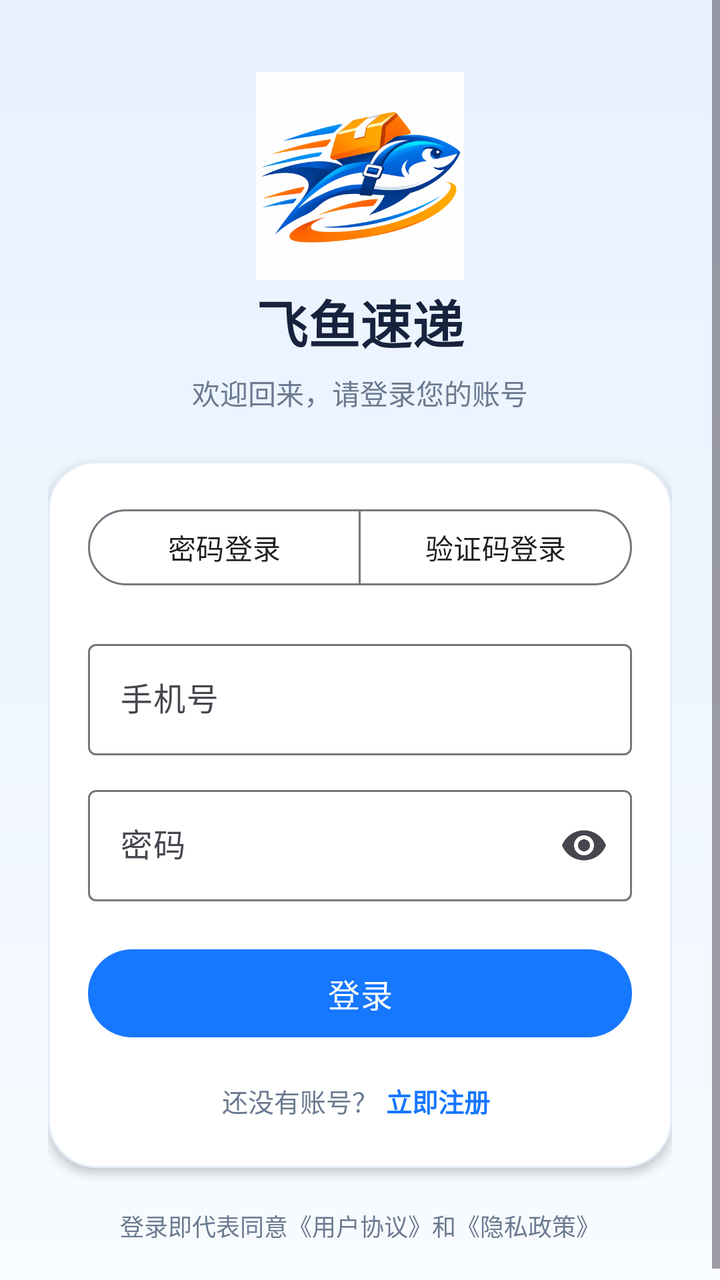
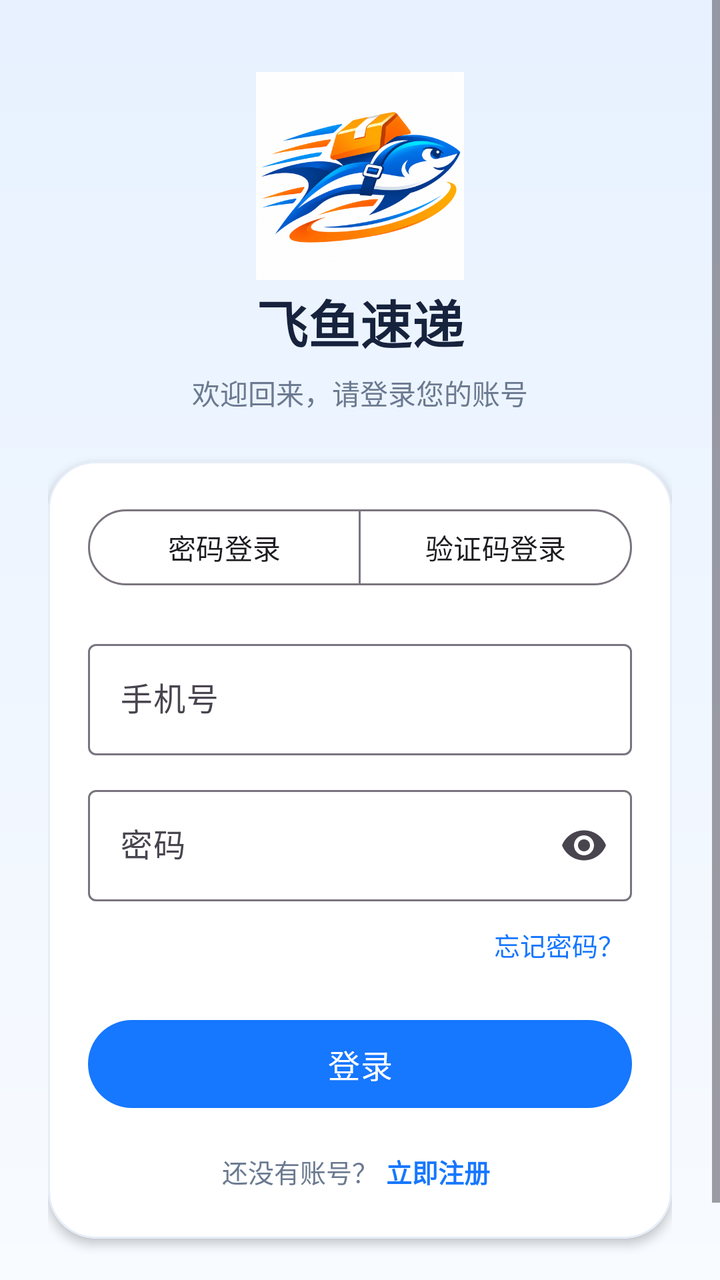

Compare the two renders of this Android layout. The source of the first and the diff that turns it into the second are given below.
<!-- AndroidManifest.xml: application theme Theme.Fish -->
<!-- res/layout/activity_login.xml -->
<?xml version="1.0" encoding="utf-8"?>
<ScrollView xmlns:android="http://schemas.android.com/apk/res/android"
    xmlns:app="http://schemas.android.com/apk/res-auto"
    xmlns:tools="http://schemas.android.com/tools"
    android:id="@+id/login_root"
    android:layout_width="match_parent"
    android:layout_height="match_parent"
    android:background="@drawable/bg_auth_background"
    android:fillViewport="true"
    tools:context=".LoginActivity">

    <LinearLayout
        android:layout_width="match_parent"
        android:layout_height="wrap_content"
        android:gravity="center_horizontal"
        android:orientation="vertical"
        android:paddingStart="24dp"
        android:paddingTop="36dp"
        android:paddingEnd="24dp"
        android:paddingBottom="24dp">

        <ImageView
            android:id="@+id/img_logo"
            android:layout_width="104dp"
            android:layout_height="104dp"
            android:contentDescription="@string/app_name"
            android:src="@drawable/fish_logo" />

        <TextView
            android:id="@+id/tv_title"
            android:layout_width="wrap_content"
            android:layout_height="wrap_content"
            android:layout_marginTop="2dp"
            android:text="@string/app_name"
            android:textColor="@color/fish_text_primary"
            android:textSize="26sp"
            android:textStyle="bold" />

        <TextView
            android:id="@+id/tv_subtitle"
            android:layout_width="wrap_content"
            android:layout_height="wrap_content"
            android:layout_marginTop="6dp"
            android:text="@string/login_subtitle"
            android:textColor="@color/fish_text_secondary"
            android:textSize="14sp" />

        <com.google.android.material.card.MaterialCardView
            android:layout_width="match_parent"
            android:layout_height="wrap_content"
            android:layout_marginTop="24dp"
            app:cardBackgroundColor="@color/white"
            app:cardCornerRadius="24dp"
            app:cardElevation="3dp"
            app:strokeColor="@color/fish_card_stroke"
            app:strokeWidth="1dp">

            <LinearLayout
                android:layout_width="match_parent"
                android:layout_height="wrap_content"
                android:orientation="vertical"
                android:padding="20dp">

                <com.google.android.material.button.MaterialButtonToggleGroup
                    android:id="@+id/mode_group"
                    android:layout_width="match_parent"
                    android:layout_height="wrap_content"
                    app:selectionRequired="true"
                    app:singleSelection="true">

                    <com.google.android.material.button.MaterialButton
                        android:id="@+id/tab_password"
                        style="?attr/materialButtonOutlinedStyle"
                        android:layout_width="0dp"
                        android:layout_height="46dp"
                        android:layout_weight="1"
                        android:text="@string/login_mode_password"
                        android:textSize="14sp" />

                    <com.google.android.material.button.MaterialButton
                        android:id="@+id/tab_code"
                        style="?attr/materialButtonOutlinedStyle"
                        android:layout_width="0dp"
                        android:layout_height="46dp"
                        android:layout_weight="1"
                        android:text="@string/login_mode_code"
                        android:textSize="14sp" />
                </com.google.android.material.button.MaterialButtonToggleGroup>

                <com.google.android.material.textfield.TextInputLayout
                    android:id="@+id/til_phone"
                    style="@style/Widget.Material3.TextInputLayout.OutlinedBox"
                    android:layout_width="match_parent"
                    android:layout_height="wrap_content"
                    android:layout_marginTop="20dp"
                    android:hint="@string/login_phone_hint"
                    app:prefixText="@string/login_phone_prefix">

                    <com.google.android.material.textfield.TextInputEditText
                        android:id="@+id/et_phone"
                        android:layout_width="match_parent"
                        android:layout_height="wrap_content"
                        android:inputType="phone"
                        android:maxLength="11" />
                </com.google.android.material.textfield.TextInputLayout>

                <FrameLayout
                    android:id="@+id/auth_section"
                    android:layout_width="match_parent"
                    android:layout_height="wrap_content"
                    android:layout_marginTop="12dp">

                    <com.google.android.material.textfield.TextInputLayout
                        android:id="@+id/til_password"
                        style="@style/Widget.Material3.TextInputLayout.OutlinedBox"
                        android:layout_width="match_parent"
                        android:layout_height="wrap_content"
                        android:hint="@string/login_password_hint"
                        app:endIconMode="password_toggle">

                        <com.google.android.material.textfield.TextInputEditText
                            android:id="@+id/et_password"
                            android:layout_width="match_parent"
                            android:layout_height="wrap_content"
                            android:inputType="textPassword" />
                    </com.google.android.material.textfield.TextInputLayout>

                    <LinearLayout
                        android:id="@+id/code_section"
                        android:layout_width="match_parent"
                        android:layout_height="wrap_content"
                        android:gravity="center_vertical"
                        android:orientation="horizontal"
                        android:visibility="gone">

                        <com.google.android.material.textfield.TextInputLayout
                            android:id="@+id/til_code"
                            style="@style/Widget.Material3.TextInputLayout.OutlinedBox"
                            android:layout_width="0dp"
                            android:layout_height="wrap_content"
                            android:layout_weight="1"
                            android:hint="@string/login_code_hint">

                            <com.google.android.material.textfield.TextInputEditText
                                android:id="@+id/et_code"
                                android:layout_width="match_parent"
                                android:layout_height="wrap_content"
                                android:inputType="number"
                                android:maxLength="6" />
                        </com.google.android.material.textfield.TextInputLayout>

                        <com.google.android.material.button.MaterialButton
                            android:id="@+id/btn_send_code"
                            style="?attr/materialButtonOutlinedStyle"
                            android:layout_width="wrap_content"
                            android:layout_height="56dp"
                            android:layout_marginStart="12dp"
                            android:minWidth="0dp"
                            android:paddingStart="14dp"
                            android:paddingEnd="14dp"
                            android:text="@string/login_send_code"
                            android:textSize="13sp" />
                    </LinearLayout>
                </FrameLayout>

                <FrameLayout
                    android:layout_width="match_parent"
                    android:layout_height="wrap_content"
                    android:layout_marginTop="20dp">

                    <com.google.android.material.button.MaterialButton
                        android:id="@+id/btn_login"
                        android:layout_width="match_parent"
                        android:layout_height="52dp"
                        android:text="@string/login_action"
                        android:textSize="16sp"
                        app:cornerRadius="26dp" />

                    <com.google.android.material.progressindicator.CircularProgressIndicator
                        android:id="@+id/progress_login"
                        android:layout_width="20dp"
                        android:layout_height="20dp"
                        android:layout_gravity="end|center_vertical"
                        android:layout_marginEnd="18dp"
                        android:indeterminate="true"
                        android:visibility="gone"
                        app:indicatorColor="@color/white"
                        app:indicatorSize="20dp"
                        app:trackThickness="2dp" />
                </FrameLayout>

                <LinearLayout
                    android:layout_width="match_parent"
                    android:layout_height="wrap_content"
                    android:layout_marginTop="14dp"
                    android:gravity="center"
                    android:orientation="horizontal">

                    <TextView
                        android:layout_width="wrap_content"
                        android:layout_height="wrap_content"
                        android:text="@string/login_no_account"
                        android:textColor="@color/fish_text_secondary"
                        android:textSize="13sp" />

                    <TextView
                        android:id="@+id/tv_register"
                        android:layout_width="wrap_content"
                        android:layout_height="wrap_content"
                        android:background="?attr/selectableItemBackgroundBorderless"
                        android:padding="4dp"
                        android:text="@string/login_go_register"
                        android:textColor="@color/fish_primary"
                        android:textSize="13sp"
                        android:textStyle="bold" />
                </LinearLayout>
            </LinearLayout>
        </com.google.android.material.card.MaterialCardView>

        <TextView
            android:id="@+id/tv_agreement"
            android:layout_width="wrap_content"
            android:layout_height="wrap_content"
            android:layout_marginTop="20dp"
            android:text="@string/login_agreement"
            android:textColor="@color/fish_text_secondary"
            android:textSize="12sp" />
    </LinearLayout>
</ScrollView>
<!-- resources referenced by this layout -->
<resources>
  <color name="fish_card_stroke">#FFE5EDF8</color>
  <color name="fish_primary">#FF1677FF</color>
  <color name="fish_text_primary">#FF17233D</color>
  <color name="fish_text_secondary">#FF6B7A91</color>
  <color name="white">#FFFFFFFF</color>
  <!-- drawable bg_auth_background (drawable) -->
  <?xml version="1.0" encoding="utf-8"?>
  <shape xmlns:android="http://schemas.android.com/apk/res/android"
      android:shape="rectangle">
      <gradient
          android:angle="270"
          android:endColor="@color/fish_bg_bottom"
          android:startColor="@color/fish_bg_top" />
  </shape>
  <!-- drawable fish_logo: png bitmap (drawable-nodpi, 217994 bytes) -->
  <string name="app_name">飞鱼速递</string>
  <string name="login_action">登录</string>
  <string name="login_agreement">登录即代表同意《用户协议》和《隐私政策》</string>
  <string name="login_code_hint">验证码</string>
  <string name="login_go_register">立即注册</string>
  <string name="login_mode_code">验证码登录</string>
  <string name="login_mode_password">密码登录</string>
  <string name="login_no_account">还没有账号？</string>
  <string name="login_password_hint">密码</string>
  <string name="login_phone_hint">手机号</string>
  <string name="login_phone_prefix">+86</string>
  <string name="login_send_code">获取验证码</string>
  <string name="login_subtitle">欢迎回来，请登录您的账号</string>
  <style name="Theme.Fish" parent="Base.Theme.Fish" />
  <color name="fish_bg_bottom">#FFF8FBFF</color>
  <color name="fish_bg_top">#FFE7F1FF</color>
  <style name="Base.Theme.Fish" parent="Theme.Material3.Light.NoActionBar">
          <item name="colorPrimary">@color/fish_primary</item>
          <item name="colorOnPrimary">@color/white</item>
      </style>
</resources>

<!-- the commit's change to res/layout/activity_login.xml (unified diff, before → after) -->
@@ -163,6 +163,18 @@
                     </LinearLayout>
                 </FrameLayout>
 
+                <TextView
+                    android:id="@+id/tv_login_forgot"
+                    android:layout_width="wrap_content"
+                    android:layout_height="wrap_content"
+                    android:layout_gravity="end"
+                    android:layout_marginTop="8dp"
+                    android:background="?attr/selectableItemBackgroundBorderless"
+                    android:padding="4dp"
+                    android:text="@string/login_forgot_password"
+                    android:textColor="@color/fish_primary"
+                    android:textSize="13sp" />
+
                 <FrameLayout
                     android:layout_width="match_parent"
                     android:layout_height="wrap_content"
<!-- resource entries referenced after the edit -->
@@ -19,6 +19,7 @@
   <string name="login_action">登录</string>
   <string name="login_agreement">登录即代表同意《用户协议》和《隐私政策》</string>
   <string name="login_code_hint">验证码</string>
+  <string name="login_forgot_password">忘记密码？</string>
   <string name="login_go_register">立即注册</string>
   <string name="login_mode_code">验证码登录</string>
   <string name="login_mode_password">密码登录</string>
